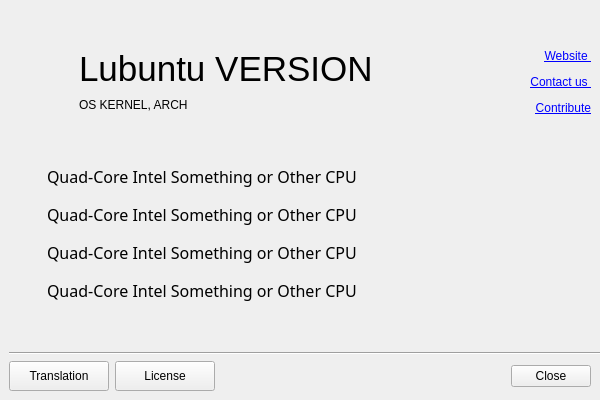
Above: src/main.ui from lubuntu-team/lubuntu-about before the change. Below: the same form after it.
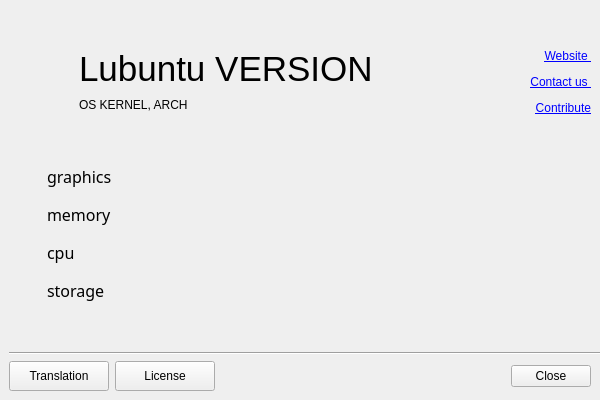
That is the form after the change. Icons and pictures are not drawn.

Commit message: Change to better placeholder text...

The edit to the form file:
```diff
--- a/src/main.ui
+++ b/src/main.ui
@@ -63,7 +63,7 @@
            </font>
           </property>
           <property name="text">
-           <string>Quad-Core Intel Something or Other CPU</string>
+           <string>graphics</string>
           </property>
          </widget>
         </item>
@@ -112,7 +112,7 @@
            </font>
           </property>
           <property name="text">
-           <string>Quad-Core Intel Something or Other CPU</string>
+           <string>memory</string>
           </property>
          </widget>
         </item>
@@ -161,7 +161,7 @@
            </font>
           </property>
           <property name="text">
-           <string>Quad-Core Intel Something or Other CPU</string>
+           <string>cpu</string>
           </property>
          </widget>
         </item>
@@ -210,7 +210,7 @@
            </font>
           </property>
           <property name="text">
-           <string>Quad-Core Intel Something or Other CPU</string>
+           <string>storage</string>
           </property>
          </widget>
         </item>
```
